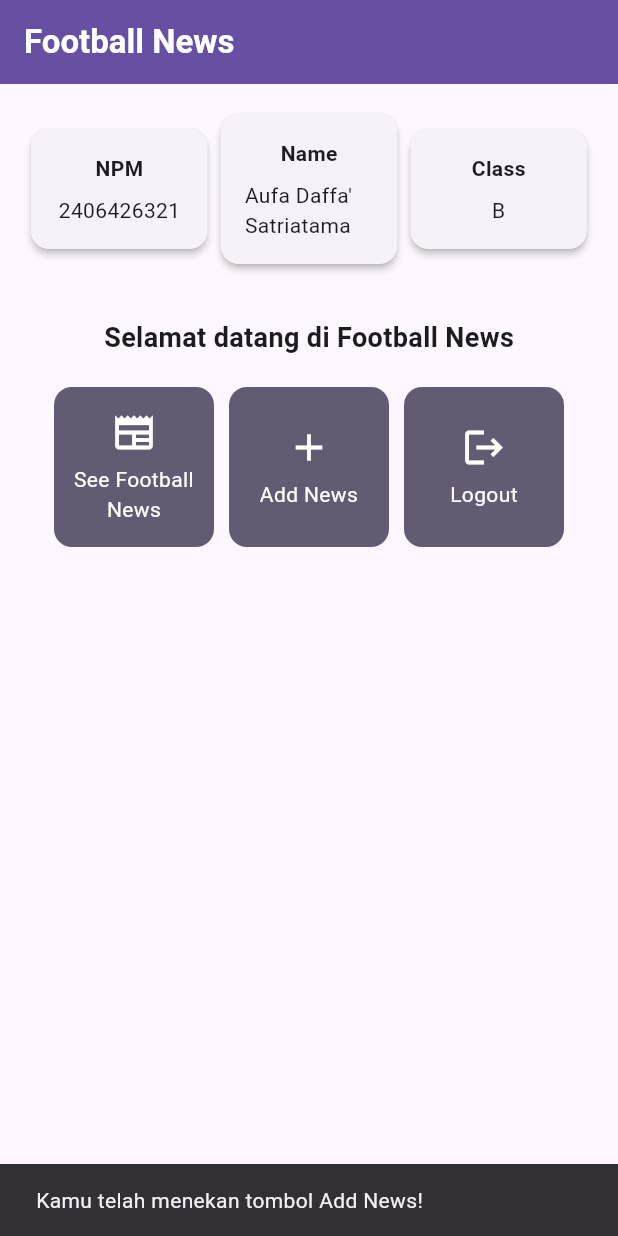
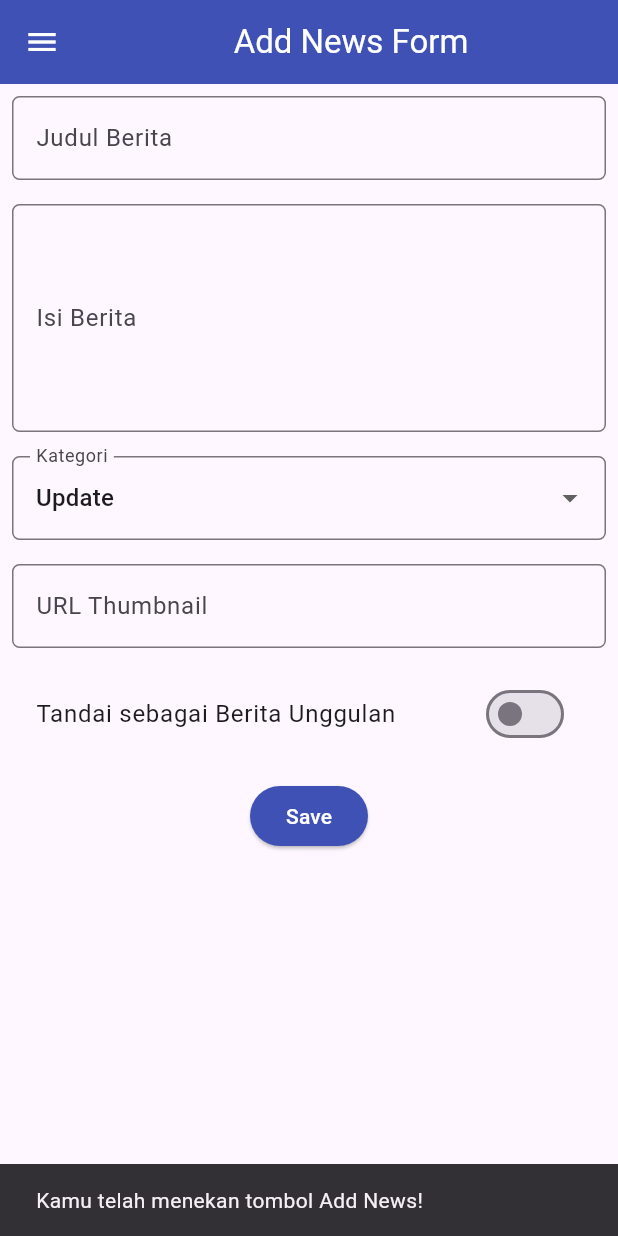
Before and after one commit to AufaSatriatama/football-news-mobile, a Flutter app: the MyHomePage screen opened directly, after a tap on "Add News", on a phone screen of 412 x 824 dp. Run offline on Flutter 3.47's test engine with Material 3 defaults, Android fonts, the phone set to English and light mode, and no system bars.

Commit message:
Tutorial 7

```diff
--- a/lib/main.dart
+++ b/lib/main.dart
@@ -1,5 +1,5 @@
 import 'package:flutter/material.dart';
-import 'package:football_news/menu.dart';
+import 'package:football_news/screens/menu.dart';
 
 void main() {
   runApp(const MyApp());
--- a/lib/menu.dart
+++ b/lib/screens/menu.dart
@@ -1,4 +1,6 @@
 import 'package:flutter/material.dart';
+import 'package:football_news/widgets/left_drawer.dart';
+import 'package:football_news/widgets/news_card.dart';
 
 class MyHomePage extends StatelessWidget {
 
@@ -25,6 +27,7 @@
         // Warna latar belakang AppBar diambil dari skema warna tema aplikasi.
         backgroundColor: Theme.of(context).colorScheme.primary,
       ),
+      drawer: LeftDrawer(),
       // Body halaman dengan padding di sekelilingnya.
       body: Padding(
         padding: const EdgeInsets.all(16.0),
@@ -133,57 +136,3 @@
 
  ItemHomepage(this.name, this.icon);
 }
-
-class ItemCard extends StatelessWidget {
-  // Menampilkan kartu dengan ikon dan nama.
-
-  final ItemHomepage item;
-
-  const ItemCard(this.item, {super.key});
-
-  @override
-  Widget build(BuildContext context) {
-    return Material(
-      // Menentukan warna latar belakang dari tema aplikasi.
-      color: Theme.of(context).colorScheme.secondary,
-      // Membuat sudut kartu melengkung.
-      borderRadius: BorderRadius.circular(12),
-
-      child: InkWell(
-        // Aksi ketika kartu ditekan.
-        onTap: () {
-          // Menampilkan pesan SnackBar saat kartu ditekan.
-          ScaffoldMessenger.of(context)
-            ..hideCurrentSnackBar()
-            ..showSnackBar(
-              SnackBar(content: Text("Kamu telah menekan tombol ${item.name}!"))
-            );
-        },
-        // Container untuk menyimpan Icon dan Text
-        child: Container(
-          padding: const EdgeInsets.all(8),
-          child: Center(
-            child: Column(
-              // Menyusun ikon dan teks di tengah kartu.
-              mainAxisAlignment: MainAxisAlignment.center,
-              children: [
-                Icon(
-                  item.icon,
-                  color: Colors.white,
-                  size: 30.0,
-                ),
-                const Padding(padding: EdgeInsets.all(3)),
-                Text(
-                  item.name,
-                  textAlign: TextAlign.center,
-                  style: const TextStyle(color: Colors.white),
-                ),
-              ],
-            ),
-          ),
-        ),
-      ),
-    );
-  }
-
-}
--- /dev/null
+++ b/lib/screens/newslist_form.dart
@@ -0,0 +1,217 @@
+import 'package:flutter/material.dart';
+import 'package:football_news/widgets/left_drawer.dart';
+
+class NewsFormPage extends StatefulWidget {
+    const NewsFormPage({super.key});
+
+    @override
+    State<NewsFormPage> createState() => _NewsFormPageState();
+}
+
+class _NewsFormPageState extends State<NewsFormPage> {
+    final _formKey = GlobalKey<FormState>();
+    String _title = "";
+    String _content = "";
+    String _category = "update"; // default
+    String _thumbnail = "";
+    bool _isFeatured = false; // default
+
+    final List<String> _categories = [
+      'transfer',
+      'update',
+      'exclusive',
+      'match',
+      'rumor',
+      'analysis',
+    ];
+    @override
+    Widget build(BuildContext context) {
+        return Scaffold(
+          appBar: AppBar(
+            title: const Center(
+              child: Text(
+                'Add News Form',
+              ),
+            ),
+            backgroundColor: Colors.indigo,
+            foregroundColor: Colors.white,
+          ),
+
+          drawer: LeftDrawer(),
+          body: Form(
+            key: _formKey,
+            child: SingleChildScrollView(
+              child: Column(
+                crossAxisAlignment: CrossAxisAlignment.start,
+                children:[
+                  // === Title ===
+                  Padding(
+                    padding: const EdgeInsets.all(8.0),
+                    child: TextFormField(
+                      decoration: InputDecoration(
+                        hintText: "Judul Berita",
+                        labelText: "Judul Berita",
+                        border: OutlineInputBorder(
+                          borderRadius: BorderRadius.circular(5.0),
+                        ),
+                      ),
+                      onChanged: (String? value) {
+                        setState(() {
+                          _title = value!;
+                        });
+                      },
+                      validator: (String? value) {
+                        if (value == null || value.isEmpty) {
+                          return "Judul tidak boleh kosong!";
+                        }
+                        return null;
+                      },
+                    ),
+
+                  ),
+
+                  // === Content ===
+                  Padding(
+                    padding: const EdgeInsets.all(8.0),
+                    child: TextFormField(
+                      maxLines: 5,
+                      decoration: InputDecoration(
+                        hintText: "Isi Berita",
+                        labelText: "Isi Berita",
+                        border: OutlineInputBorder(
+                          borderRadius: BorderRadius.circular(5.0),
+                        ),
+                      ),
+                      onChanged: (String? value) {
+                        setState(() {
+                          _content = value!;
+                        });
+                      },
+                      validator: (String? value) {
+                        if (value == null || value.isEmpty) {
+                          return "Isi berita tidak boleh kosong!";
+                        }
+                        return null;
+                      },
+                    ),
+                  ),
+
+                  // === Category ===
+                  Padding(
+                    padding: const EdgeInsets.all(8.0),
+                    child: DropdownButtonFormField<String>(
+                      decoration: InputDecoration(
+                        labelText: "Kategori",
+                        border: OutlineInputBorder(
+                          borderRadius: BorderRadius.circular(5.0),
+                        ),
+                      ),
+                      value: _category,
+                      items: _categories
+                          .map((cat) => DropdownMenuItem(
+                                value: cat,
+                                child: Text(
+                                    cat[0].toUpperCase() + cat.substring(1)),
+                              ))
+                          .toList(),
+                      onChanged: (String? newValue) {
+                        setState(() {
+                          _category = newValue!;
+                        });
+                      },
+                    ),
+                  ),
+
+                  // === Thumbnail URL ===
+                  Padding(
+                    padding: const EdgeInsets.all(8.0),
+                    child: TextFormField(
+                      decoration: InputDecoration(
+                        hintText: "URL Thumbnail (opsional)",
+                        labelText: "URL Thumbnail",
+                        border: OutlineInputBorder(
+                          borderRadius: BorderRadius.circular(5.0),
+                        ),
+                      ),
+                      onChanged: (String? value) {
+                        setState(() {
+                          _thumbnail = value!;
+                        });
+                      },
+                    ),
+                  ),
+
+                  // === Is Featured ===
+                  Padding(
+                    padding: const EdgeInsets.all(8.0),
+                    child: SwitchListTile(
+                      title: const Text("Tandai sebagai Berita Unggulan"),
+                      value: _isFeatured,
+                      onChanged: (bool value) {
+                        setState(() {
+                          _isFeatured = value;
+                        });
+                      },
+                    ),
+                  ),
+
+                  Align(
+                    alignment: Alignment.bottomCenter,
+                    child: Padding(
+                      padding: const EdgeInsets.all(8.0),
+                      child: ElevatedButton(
+                        style: ButtonStyle(
+                          backgroundColor:
+                              WidgetStateProperty.all(Colors.indigo),
+                        ),
+                        onPressed: () {
+                          if (_formKey.currentState!.validate()) {
+                            showDialog(
+                              context: context,
+                              builder: (context) {
+                                return AlertDialog(
+                                  title: const Text('Produk berhasil tersimpan'),
+                                  content: SingleChildScrollView(
+                                    child: Column(
+                                      crossAxisAlignment:
+                                          CrossAxisAlignment.start,
+                                      children: [
+                                        Text('Judul: $_title'),
+                                          Text('Isi: $_content'),
+                                          Text('Kategori: $_category'),
+                                          Text('Thumbnail: $_thumbnail'),
+                                          Text(
+                                              'Unggulan: ${_isFeatured ? "Ya" : "Tidak"}'),
+                                      ],
+                                    ),
+                                  ),
+                                  actions: [
+                                    TextButton(
+                                      child: const Text('OK'),
+                                      onPressed: () {
+                                        Navigator.pop(context);
+                                        _formKey.currentState!.reset();
+                                      },
+                                    ),
+                                  ],
+                                );
+                              },
+                            );
+
+                          }
+                        },
+                        child: const Text(
+                          "Save",
+                          style: TextStyle(color: Colors.white),
+                        ),
+                      ),
+                    ),
+                  )
+
+                ],
+              )
+            ),
+          ),
+        );
+    }
+}
--- /dev/null
+++ b/lib/widgets/left_drawer.dart
@@ -0,0 +1,71 @@
+import 'package:flutter/material.dart';
+import 'package:football_news/screens/menu.dart';
+import 'package:football_news/screens/newslist_form.dart';
+
+class LeftDrawer extends StatelessWidget {
+  const LeftDrawer({super.key});
+
+  @override
+  Widget build(BuildContext context) {
+    return Drawer(
+      child: ListView(
+        children: [
+          const DrawerHeader(
+
+            decoration: BoxDecoration(
+              color: Colors.blue,
+            ),
+            child: Column(
+              children: [
+                Text(
+                  'Football News',
+                  textAlign: TextAlign.center,
+                  style: TextStyle(
+                    fontSize: 30,
+                    fontWeight: FontWeight.bold,
+                    color: Colors.white,
+                  ),
+                ),
+                Padding(padding: EdgeInsets.all(10)),
+                Text("Seluruh berita sepak bola terkini di sini!",
+                    textAlign: TextAlign.center,
+                    style: TextStyle(
+                      fontSize: 15,
+                      color: Colors.white,
+                      fontWeight: FontWeight.normal,
+                    ),
+                )
+              ],
+            ),
+          ),
+
+          ListTile(
+            leading: const Icon(Icons.home_outlined),
+            title: const Text('Home'),
+            // Bagian redirection ke MyHomePage
+            onTap: () {
+              Navigator.pushReplacement(
+                  context,
+                  MaterialPageRoute(
+                    builder: (context) => MyHomePage(colorScheme: ColorScheme.fromSwatch(primarySwatch: Colors.blue)),
+                  ));
+            },
+          ),
+          ListTile(
+            leading: const Icon(Icons.post_add),
+            title: const Text('Add News'),
+            // Bagian redirection ke NewsFormPage
+            onTap: () {
+
+              Navigator.pushReplacement(
+                  context,
+                  MaterialPageRoute(
+                    builder: (context) => NewsFormPage(),
+                  ));
+            },
+          ),
+        ],
+      ),
+    );
+  }
+}
--- /dev/null
+++ b/lib/widgets/news_card.dart
@@ -0,0 +1,66 @@
+import 'package:flutter/material.dart';
+import 'package:football_news/screens/menu.dart';
+import 'package:football_news/screens/newslist_form.dart';
+
+class ItemCard extends StatelessWidget {
+  // Menampilkan kartu dengan ikon dan nama.
+
+  final ItemHomepage item;
+
+  const ItemCard(this.item, {super.key});
+
+  @override
+  Widget build(BuildContext context) {
+    return Material(
+      // Menentukan warna latar belakang dari tema aplikasi.
+      color: Theme.of(context).colorScheme.secondary,
+      // Membuat sudut kartu melengkung.
+      borderRadius: BorderRadius.circular(12),
+
+      child: InkWell(
+        // Aksi ketika kartu ditekan.
+        onTap: () {
+          // Memunculkan SnackBar ketika diklik
+          ScaffoldMessenger.of(context)
+            ..hideCurrentSnackBar()
+            ..showSnackBar(SnackBar(
+                content: Text("Kamu telah menekan tombol ${item.name}!")));
+
+          // Navigate ke route yang sesuai (tergantung jenis tombol)
+          if (item.name == "Add News") {
+              Navigator.push(
+                  context,
+                  MaterialPageRoute(
+                    builder: (context) => NewsFormPage(),
+                  ));
+          }
+
+        },
+        // Container untuk menyimpan Icon dan Text
+        child: Container(
+          padding: const EdgeInsets.all(8),
+          child: Center(
+            child: Column(
+              // Menyusun ikon dan teks di tengah kartu.
+              mainAxisAlignment: MainAxisAlignment.center,
+              children: [
+                Icon(
+                  item.icon,
+                  color: Colors.white,
+                  size: 30.0,
+                ),
+                const Padding(padding: EdgeInsets.all(3)),
+                Text(
+                  item.name,
+                  textAlign: TextAlign.center,
+                  style: const TextStyle(color: Colors.white),
+                ),
+              ],
+            ),
+          ),
+        ),
+      ),
+    );
+  }
+
+}
```
